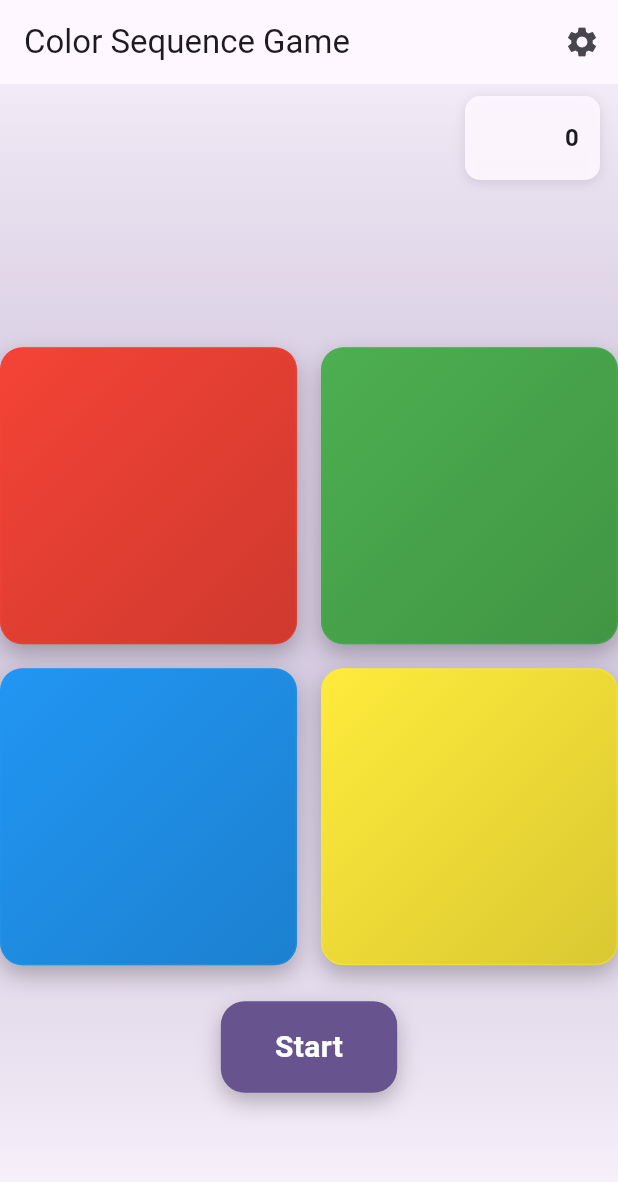
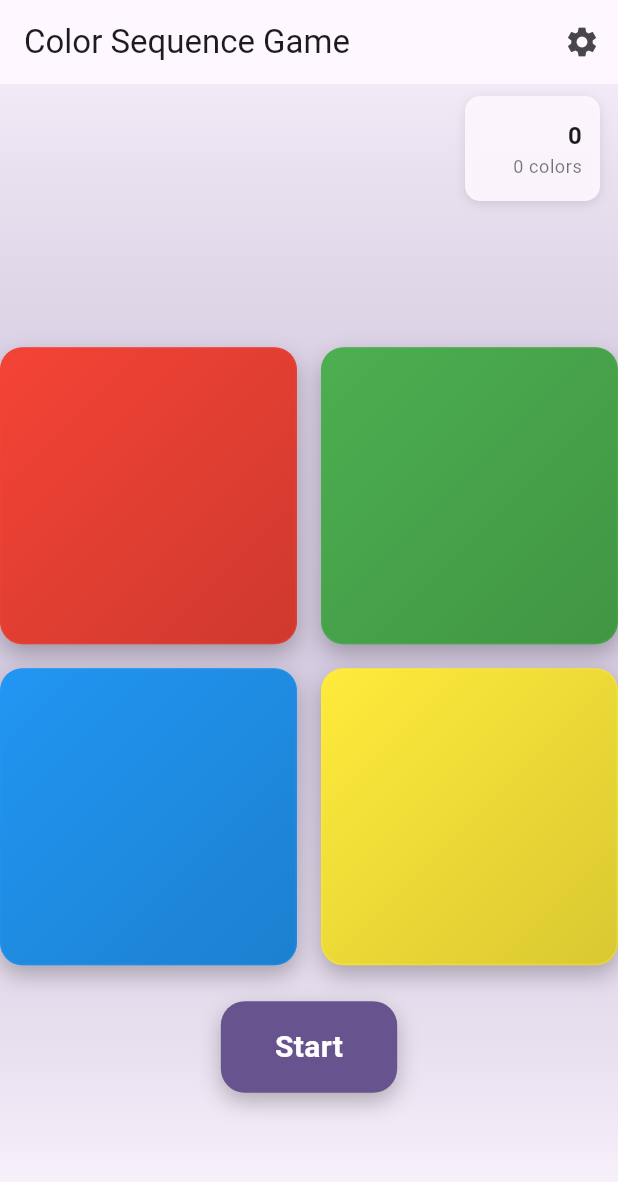
Before and after one commit to mussolene/tap_dash, a Flutter app: the screen it shows after launch, after a tap on "Start", on a phone screen of 412 x 824 dp. Shown: the top 1182 px of the screen. Run offline on Flutter 3.47's test engine with Material 3 defaults, Android fonts, the phone set to English and light mode, and no system bars; our stand-ins replace flutter_spinkit, shared_preferences, vibration; missing offline and left inert: flutter_sound, games_services.

Commit message:
fix: replace confetti with milestone badge, fix intl dependency
- Replace full-screen confetti with compact milestone badge in score card
- Add round progress indicator (N colors) in score card
- Add 800ms pause before next round on milestone for better UX
- Remove confetti package from dependencies
- Remove explicit intl dependency (use transitive from flutter_localizations)
- Add milestoneLevel and roundLength l10n keys (en, ru)

Made-with: Cursor

```diff
--- a/lib/l10n/app_en.arb
+++ b/lib/l10n/app_en.arb
@@ -8,6 +8,8 @@
   "close": "Close",
   "congrats": "Congrats!",
   "congratsScore": "You reached a score of {score}!",
+  "milestoneLevel": "Level {level}",
+  "roundLength": "{count} colors",
   "settings": "Settings",
   "sound": "Sound",
   "haptics": "Haptics",
--- a/lib/l10n/app_localizations.dart
+++ b/lib/l10n/app_localizations.dart
@@ -151,6 +151,18 @@ abstract class AppLocalizations {
   /// In en, this message translates to:
   /// **'You reached a score of {score}!'**
   String congratsScore(Object score);
+
+  /// No description provided for @milestoneLevel.
+  ///
+  /// In en, this message translates to:
+  /// **'Level {level}'**
+  String milestoneLevel(Object level);
+
+  /// No description provided for @roundLength.
+  ///
+  /// In en, this message translates to:
+  /// **'{count} colors'**
+  String roundLength(Object count);
 
   /// No description provided for @settings.
   ///
--- a/lib/l10n/app_localizations_en.dart
+++ b/lib/l10n/app_localizations_en.dart
@@ -37,6 +37,16 @@ class AppLocalizationsEn extends AppLocalizations {
   @override
   String congratsScore(Object score) {
     return 'You reached a score of $score!';
+  }
+
+  @override
+  String milestoneLevel(Object level) {
+    return 'Level $level';
+  }
+
+  @override
+  String roundLength(Object count) {
+    return '$count colors';
   }
 
   @override
--- a/lib/l10n/app_ru.arb
+++ b/lib/l10n/app_ru.arb
@@ -8,6 +8,8 @@
   "close": "Закрыть",
   "congrats": "Поздравляем!",
   "congratsScore": "Вы достигли счёта {score}!",
+  "milestoneLevel": "Уровень {level}",
+  "roundLength": "{count} цветов",
   "settings": "Настройки",
   "sound": "Звук",
   "haptics": "Вибрация",
--- a/lib/screens/game_screen.dart
+++ b/lib/screens/game_screen.dart
@@ -1,6 +1,5 @@
 import 'dart:math';
 import 'package:flutter/material.dart';
-import 'package:confetti/confetti.dart';
 import 'package:tap_dash/game/game_state.dart' show GameState, TapResult;
 import 'package:tap_dash/game/random_provider.dart';
 import 'package:tap_dash/l10n/app_localizations.dart';
@@ -49,10 +48,9 @@ class _GameScreenState extends State<GameScreen> {
   int highlightedIndex = -1;
   int pressedIndex = -1;
   int? _lastCorrectIndex;
+  int? _milestoneScore;
   late final AudioServiceInterface _audioService =
       widget._audioService ?? AudioService();
-  final _confettiController =
-      ConfettiController(duration: const Duration(seconds: 1));
 
   static const _colors = [
     Colors.red,
@@ -70,7 +68,6 @@ class _GameScreenState extends State<GameScreen> {
   @override
   void dispose() {
     _audioService.close();
-    _confettiController.dispose();
     super.dispose();
   }
 
@@ -174,8 +171,9 @@ class _GameScreenState extends State<GameScreen> {
     final result = _gameState.processTap(index);
     if (result.result == TapResult.roundComplete) {
       setState(() => _gameState = result.newState);
-      if (_gameState.score % 5 == 0) {
-        _confettiController.play();
+      final isMilestone = _gameState.score % 5 == 0 && _gameState.score > 0;
+      if (isMilestone) {
+        setState(() => _milestoneScore = _gameState.score);
         if (widget.settingsService.current.soundEnabled) {
           try {
             await _audioService.playCongratsMelody();
@@ -183,21 +181,13 @@ class _GameScreenState extends State<GameScreen> {
             debugPrint('Audio playCongratsMelody failed: $e');
           }
         }
-        if (mounted) {
-          ScaffoldMessenger.of(context).showSnackBar(
-            SnackBar(
-              content: Text(
-                AppLocalizations.of(context)!.congratsScore(
-                  '${_gameState.score}',
-                ),
-              ),
-              behavior: SnackBarBehavior.floating,
-              duration: const Duration(seconds: 2),
-            ),
-          );
+        await Future.delayed(const Duration(milliseconds: 800));
+        if (mounted) setState(() => _milestoneScore = null);
       }
+      if (isMilestone) {
+        await Future.delayed(const Duration(milliseconds: 200));
       }
-      _nextRound();
+      if (mounted) _nextRound();
     } else if (result.result == TapResult.wrong) {
       setState(() {
         highlightedIndex = -1;
@@ -349,9 +339,9 @@ class _GameScreenState extends State<GameScreen> {
                 color: Colors.transparent,
                 child: Container(
                   width: 90,
-                  height: 56,
+                  constraints: const BoxConstraints(minHeight: 70),
                   padding: const EdgeInsets.symmetric(
-                    horizontal: 14,
+                    horizontal: 12,
                     vertical: 8,
                   ),
                   decoration: BoxDecoration(
@@ -368,11 +358,36 @@ class _GameScreenState extends State<GameScreen> {
                       ),
                     ],
                   ),
+                  child: FittedBox(
+                    fit: BoxFit.scaleDown,
+                    alignment: Alignment.centerRight,
                     child: Column(
                       mainAxisAlignment: MainAxisAlignment.center,
                       mainAxisSize: MainAxisSize.min,
                       crossAxisAlignment: CrossAxisAlignment.end,
                       children: [
+                        if (_milestoneScore != null)
+                          TweenAnimationBuilder<double>(
+                            tween: Tween(begin: 0.5, end: 1),
+                            duration: const Duration(milliseconds: 200),
+                            builder: (context, value, _) => Opacity(
+                              opacity: value,
+                              child: Text(
+                                loc.milestoneLevel(
+                                    '${(_milestoneScore! ~/ 5) + 1}'),
+                                style: Theme.of(context)
+                                    .textTheme
+                                    .labelMedium
+                                    ?.copyWith(
+                                      color: Theme.of(context)
+                                          .colorScheme
+                                          .primary,
+                                      fontWeight: FontWeight.bold,
+                                    ),
+                                overflow: TextOverflow.ellipsis,
+                              ),
+                            ),
+                          ),
                         Text(
                           '${_gameState.score}',
                           style: Theme.of(context)
@@ -380,6 +395,19 @@ class _GameScreenState extends State<GameScreen> {
                               .titleMedium
                               ?.copyWith(
                                 fontWeight: FontWeight.bold,
+                              ),
+                          overflow: TextOverflow.ellipsis,
+                        ),
+                        Text(
+                          loc.roundLength('${_gameState.sequence.length}'),
+                          style: Theme.of(context)
+                              .textTheme
+                              .bodySmall
+                              ?.copyWith(
+                                color: Theme.of(context)
+                                    .colorScheme
+                                    .onSurface
+                                    .withValues(alpha: 0.6),
                               ),
                           overflow: TextOverflow.ellipsis,
                         ),
@@ -399,6 +427,7 @@ class _GameScreenState extends State<GameScreen> {
                             overflow: TextOverflow.ellipsis,
                           ),
                       ],
+                    ),
                   ),
                 ),
               ),
@@ -490,19 +519,6 @@ class _GameScreenState extends State<GameScreen> {
               ),
             ),
           ),
-          Align(
-            alignment: Alignment.topCenter,
-            child: ConfettiWidget(
-              confettiController: _confettiController,
-              blastDirection: pi / 2,
-              blastDirectionality: BlastDirectionality.explosive,
-              maxBlastForce: 8,
-              minBlastForce: 3,
-              emissionFrequency: 0.03,
-              numberOfParticles: 35,
-              gravity: 0.08,
-            ),
-          ),
         ],
         ),
       ),
--- a/pubspec.yaml
+++ b/pubspec.yaml
@@ -35,11 +35,9 @@ dependencies:
   # The following adds the Cupertino Icons font to your application.
   # Use with the CupertinoIcons class for iOS style icons.
   cupertino_icons: ^1.0.8
-  confetti: ^0.8.0
   vibration: ^2.0.1
   flutter_localizations:
     sdk: flutter
-  intl: ^0.20.2
   flutter_sound: ^9.2.13
   shared_preferences: ^2.2.2
   games_services: ^5.0.0
```
Also changed, not shown: lib/l10n/app_localizations_ru.dart (+10 -0 lines), pubspec.lock, 3 other files. Lines whose indentation alone changed are shown as unchanged.
